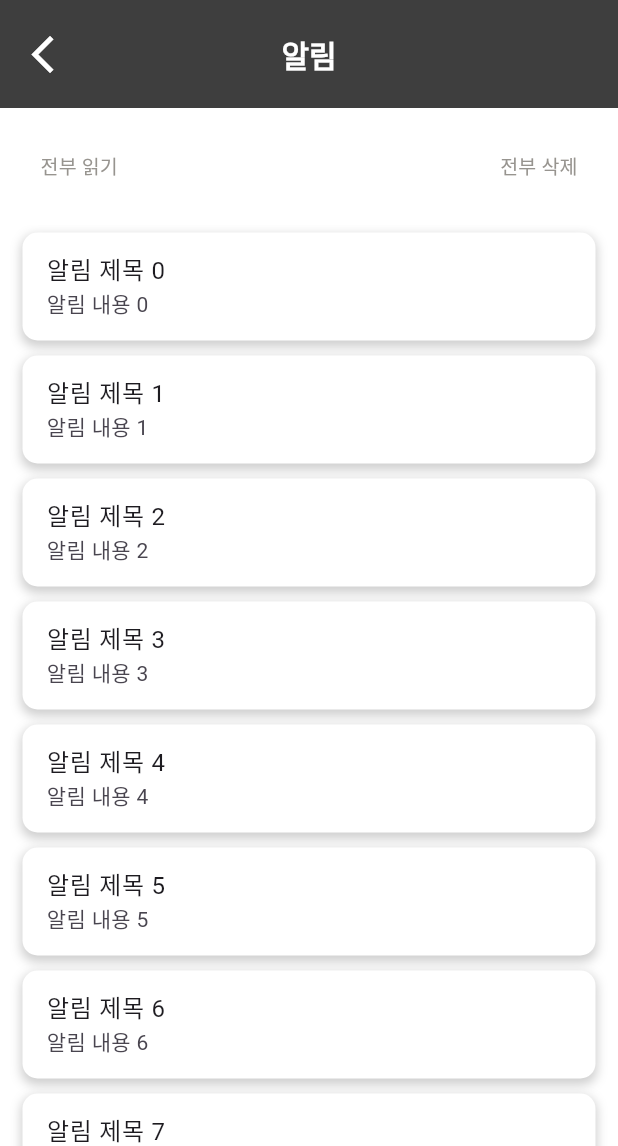
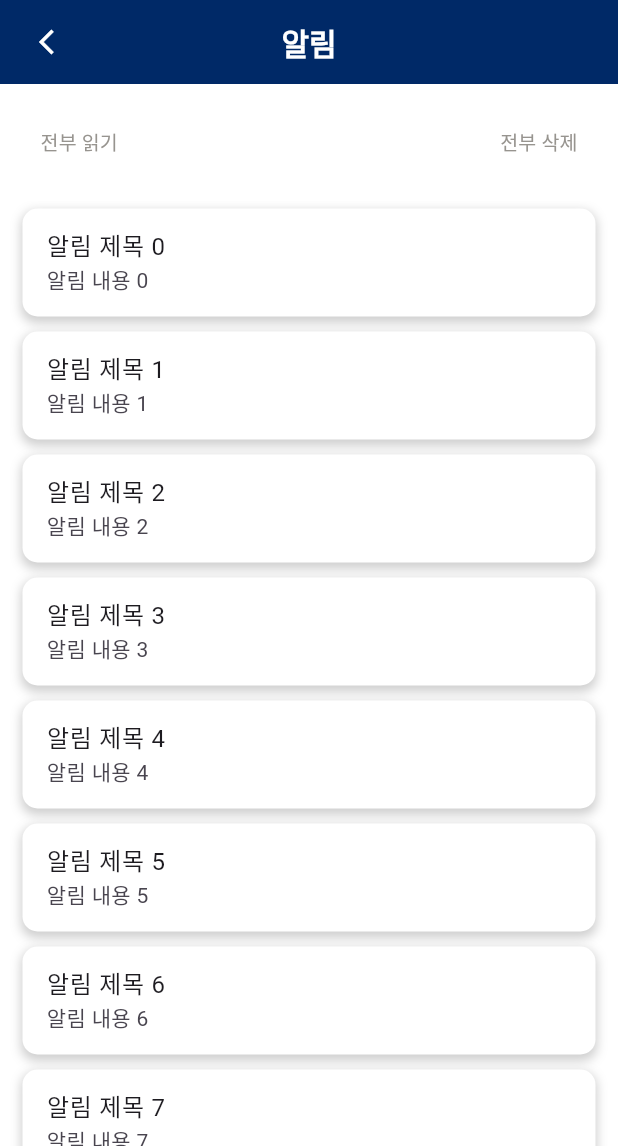
Before and after one commit to Team-Fiveguys/TAM-Cafeteria-Front, a Flutter app: the NotificationCenter screen opened directly, on a phone screen of 412 x 824 dp, the part 90-1236 px from its top. Run offline on Flutter 3.47's test engine with Material 3 defaults, Android fonts, the phone set to English and light mode, and no system bars; our stand-ins replace auto_size_text, image_picker; key blocks and very long unbroken strings in the code were emptied for the run.

Commit message:
UI 수정

```diff
--- a/lib/screens/notification_screen.dart
+++ b/lib/screens/notification_screen.dart
@@ -32,14 +32,14 @@ class NotificationCenter extends StatelessWidget {
       body: Column(
         children: [
           Container(
-            height: 72,
+            height: 56,
             decoration: BoxDecoration(
-              color: Theme.of(context).primaryColor,
+              color: Theme.of(context).canvasColor,
             ),
             child: Padding(
               padding: const EdgeInsets.all(8.0),
               child: AppBar(
-                backgroundColor: Theme.of(context).primaryColor,
+                backgroundColor: Theme.of(context).canvasColor,
                 automaticallyImplyLeading: false, // 기본 뒤로 가기 버튼을 비활성화
                 leading: IconButton(
                   // leading 위치에 아이콘 버튼 배치
@@ -49,7 +49,7 @@ class NotificationCenter extends StatelessWidget {
                   icon: const Icon(
                     Icons.arrow_back_ios,
                     color: Colors.white,
-                    size: 30,
+                    size: 20,
                   ),
                 ),
                 title: const Text(
```
